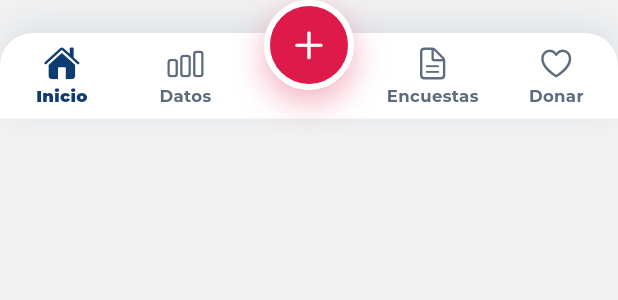
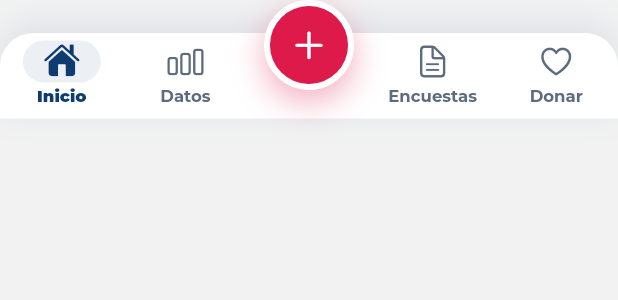
Before and after one commit to uno21858/JaliscoComoVamosAPP, a Flutter app: the JcvTabBar widget shown alone on an empty page, opened directly with empty values, on a phone screen of 412 x 824 dp. Shown: the top 300 px of the screen. Run offline on Flutter 3.47's test engine with Material 3 defaults, Android fonts, the phone set to English and light mode, and no system bars; our stand-ins replace flutter_secure_storage, go_router, supabase; accounts and stored records are empty; statements that could not run were skipped; project files that could hold a hidden picture were left out.

Commit message:
cambio de estilo como a CCL

```diff
--- a/lib/widgets/jcv_tab_bar.dart
+++ b/lib/widgets/jcv_tab_bar.dart
@@ -34,12 +34,16 @@ class JcvTabBar extends StatelessWidget {
 
   static const _overhang = 22.0;
   static const _itemsHeight = 49.0;
+  static const _anim = Duration(milliseconds: 300);
 
   @override
   Widget build(BuildContext context) {
     final bottomInset = MediaQuery.paddingOf(context).bottom;
     final barHeight = _itemsHeight + (bottomInset > 8 ? bottomInset : 8);
 
+    // Como el CustomBottomNavBar de CCL: sin onda de tinta (quedaba detrás del
+    // fondo blanco), una pastilla que crece detrás del ícono activo y el ícono
+    // sube un poco. Todo animado 300 ms.
     Widget tab(int index) {
       final spec = _tabs[index];
       final active = index == currentIndex;
@@ -50,26 +54,52 @@ class JcvTabBar extends StatelessWidget {
           button: true,
           label: spec.label,
           excludeSemantics: true,
-          child: InkResponse(
+          child: GestureDetector(
             onTap: () => onTap(index),
-            radius: 32,
+            behavior: HitTestBehavior.opaque,
             child: SizedBox(
               height: _itemsHeight,
               child: Padding(
-                padding: const EdgeInsets.only(top: 8),
+                padding: const EdgeInsets.only(top: 5),
                 child: Column(
                   children: [
-                    Icon(active ? spec.activeIcon : spec.icon, size: 24, color: color),
-                    const SizedBox(height: 4),
-                    Text(
-                      spec.label,
-                      maxLines: 1,
+                    SizedBox(
+                      width: 52,
+                      height: 28,
+                      child: Stack(
+                        alignment: Alignment.center,
+                        children: [
+                          AnimatedContainer(
+                            duration: _anim,
+                            curve: Curves.easeInOut,
+                            width: active ? 52 : 0,
+                            height: active ? 28 : 0,
+                            decoration: BoxDecoration(
+                              color: AppColors.navy.withValues(alpha: active ? 0.08 : 0),
+                              borderRadius: BorderRadius.circular(14),
+                            ),
+                          ),
+                          AnimatedContainer(
+                            duration: _anim,
+                            curve: Curves.easeInOut,
+                            transform: Matrix4.translationValues(0, active ? -1 : 0, 0),
+                            child: Icon(active ? spec.activeIcon : spec.icon, size: 24, color: color),
+                          ),
+                        ],
+                      ),
+                    ),
+                    const SizedBox(height: 3),
+                    AnimatedDefaultTextStyle(
+                      duration: _anim,
+                      curve: Curves.easeInOut,
                       style: TextStyle(
+                        fontFamily: 'Montserrat',
                         fontSize: 11,
                         height: 13 / 11,
                         fontWeight: active ? FontWeight.w800 : FontWeight.w600,
                         color: color,
                       ),
+                      child: Text(spec.label, maxLines: 1),
                     ),
                   ],
                 ),
```
